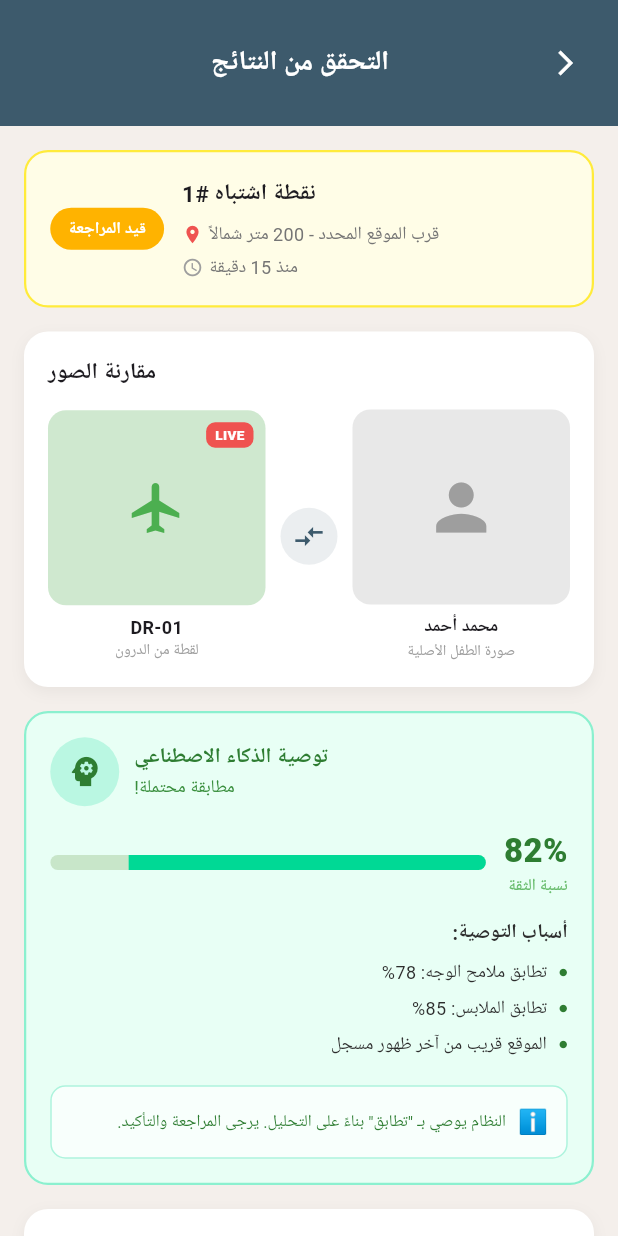
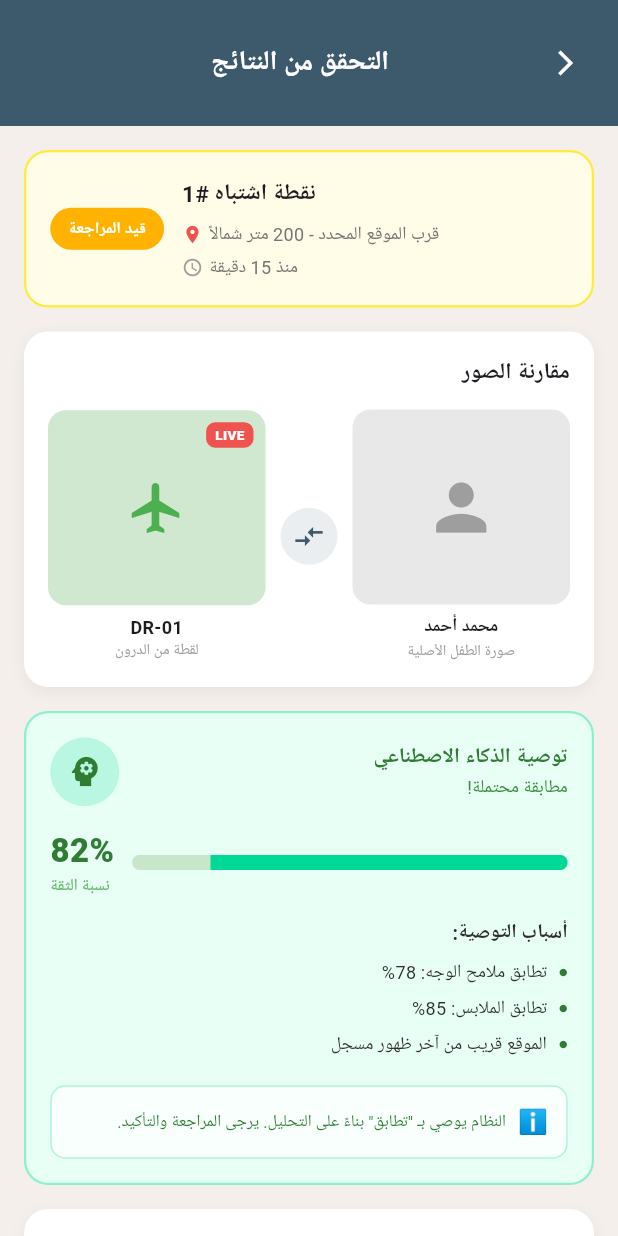
Before and after one commit to sarabashawri/Janah_f, a Flutter app: the VerificationScreen screen opened directly, on a phone screen of 412 x 824 dp. Run offline on Flutter 3.47's test engine with Material 3 defaults, Android fonts, the phone set to English and light mode, and no system bars; our stand-ins replace cloud_firestore, firebase_auth, firebase_core, geolocator, google_fonts, google_maps_flutter and 1 more; accounts and stored records are empty.

Commit message:
Update Verification_screen.dart

```diff
--- a/lib/screens/rescuer/Verification_screen.dart
+++ b/lib/screens/rescuer/Verification_screen.dart
@@ -167,10 +167,13 @@ class _VerificationScreenState extends State<VerificationScreen> {
                           boxShadow: [BoxShadow(color: Colors.black.withOpacity(0.05), blurRadius: 8, offset: const Offset(0, 3))],
                         ),
                         child: Column(
-                          crossAxisAlignment: CrossAxisAlignment.end,
+                          crossAxisAlignment: CrossAxisAlignment.start,
                           children: [
-                            const Text('مقارنة الصور',
-                                style: TextStyle(fontSize: 15, fontWeight: FontWeight.w700)),
+                            const Align(
+                              alignment: Alignment.centerRight,
+                              child: Text('مقارنة الصور',
+                                  style: TextStyle(fontSize: 15, fontWeight: FontWeight.w700)),
+                            ),
                             const SizedBox(height: 14),
                             Row(
                               children: [
@@ -254,13 +257,15 @@ class _VerificationScreenState extends State<VerificationScreen> {
                           border: Border.all(color: _green.withOpacity(0.4), width: 1.5),
                         ),
                         child: Column(
-                          crossAxisAlignment: CrossAxisAlignment.end,
+                          crossAxisAlignment: CrossAxisAlignment.start,
                           children: [
+                            // الأيقونة قبل الكلام على اليمين
                             Row(
+                              mainAxisAlignment: MainAxisAlignment.end,
                               children: [
                                 Expanded(
                                   child: Column(
-                                    crossAxisAlignment: CrossAxisAlignment.end,
+                                    crossAxisAlignment: CrossAxisAlignment.start,
                                     children: const [
                                       Text('توصية الذكاء الاصطناعي',
                                           style: TextStyle(fontSize: 14, fontWeight: FontWeight.w800, color: Color(0xFF2E7D32))),
@@ -278,17 +283,9 @@ class _VerificationScreenState extends State<VerificationScreen> {
                               ],
                             ),
                             const SizedBox(height: 14),
-                            // شريط الثقة
+                            // شريط الثقة — 82% على اليمين
                             Row(
                               children: [
-                                Column(
-                                  crossAxisAlignment: CrossAxisAlignment.start,
-                                  children: const [
-                                    Text('82%', style: TextStyle(fontWeight: FontWeight.w800, color: Color(0xFF2E7D32), fontSize: 22)),
-                                    Text('نسبة الثقة', style: TextStyle(fontSize: 11, color: Color(0xFF66BB6A))),
-                                  ],
-                                ),
-                                const SizedBox(width: 12),
                                 Expanded(
                                   child: ClipRRect(
                                     borderRadius: BorderRadius.circular(6),
@@ -299,6 +296,14 @@ class _VerificationScreenState extends State<VerificationScreen> {
                                       minHeight: 10,
                                     ),
                                   ),
+                                ),
+                                const SizedBox(width: 12),
+                                Column(
+                                  crossAxisAlignment: CrossAxisAlignment.end,
+                                  children: const [
+                                    Text('82%', style: TextStyle(fontWeight: FontWeight.w800, color: Color(0xFF2E7D32), fontSize: 22)),
+                                    Text('نسبة الثقة', style: TextStyle(fontSize: 11, color: Color(0xFF66BB6A))),
+                                  ],
                                 ),
                               ],
                             ),
@@ -346,14 +351,20 @@ class _VerificationScreenState extends State<VerificationScreen> {
                           boxShadow: [BoxShadow(color: Colors.black.withOpacity(0.05), blurRadius: 8, offset: const Offset(0, 3))],
                         ),
                         child: Column(
-                          crossAxisAlignment: CrossAxisAlignment.end,
+                          crossAxisAlignment: CrossAxisAlignment.start,
                           children: [
-                            const Text('قرار التحقق',
-                                style: TextStyle(fontSize: 15, fontWeight: FontWeight.w700)),
+                            const Align(
+                              alignment: Alignment.centerRight,
+                              child: Text('قرار التحقق',
+                                  style: TextStyle(fontSize: 15, fontWeight: FontWeight.w700)),
+                            ),
                             const SizedBox(height: 4),
-                            const Text('بناءً على المعلومات أعلاه، هل هذا هو الطفل المفقود؟',
-                                style: TextStyle(fontSize: 12, color: Color(0xFF757575)),
-                                textAlign: TextAlign.right),
+                            const Align(
+                              alignment: Alignment.centerRight,
+                              child: Text('بناءً على المعلومات أعلاه، هل هذا هو الطفل المفقود؟',
+                                  style: TextStyle(fontSize: 12, color: Color(0xFF757575)),
+                                  textAlign: TextAlign.right),
+                            ),
                             const SizedBox(height: 14),
                             Row(
                               children: [
```
